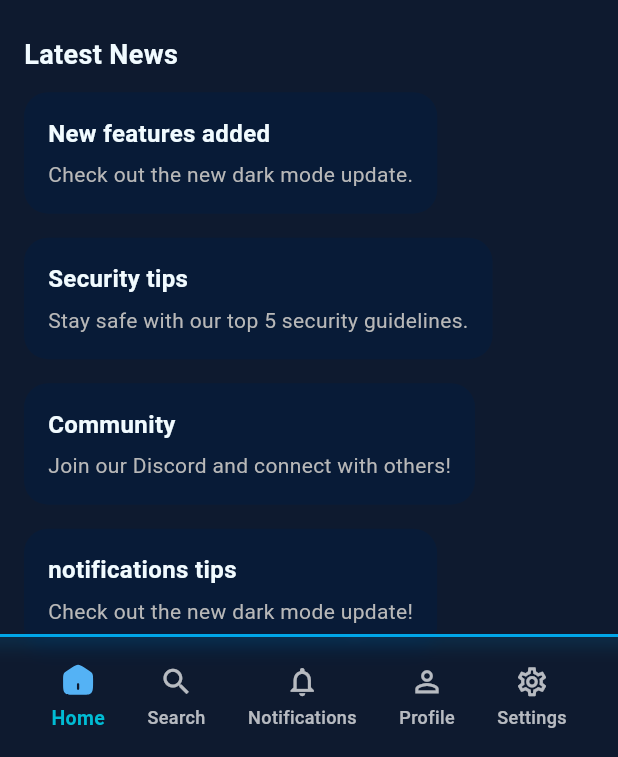
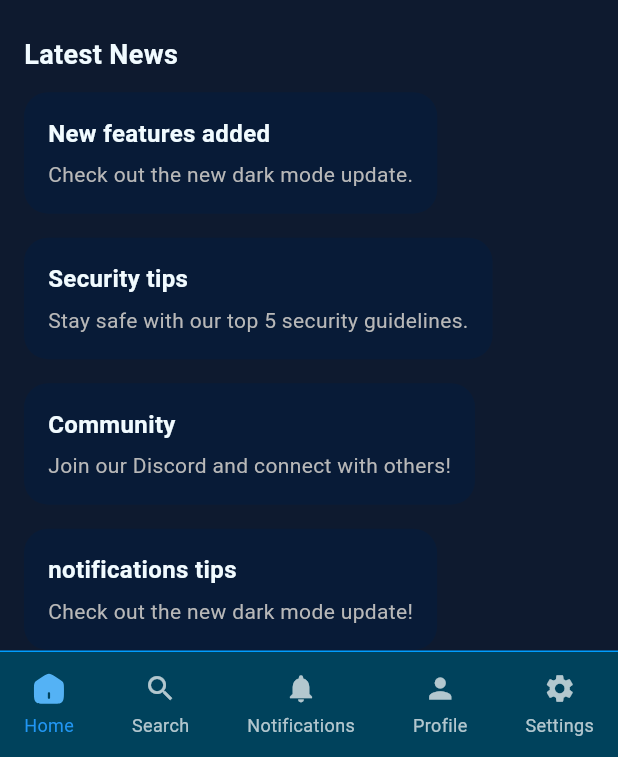
Before and after one commit to AmmarAyman108/glassy_navbar, a Flutter app: the screen it shows after launch, scrolled down 106 dp, on a phone screen of 412 x 824 dp, the part 479-1236 px from its top. Run offline on Flutter 3.47's test engine with Material 3 defaults, Android fonts, the phone set to English and light mode, and no system bars; our stand-ins replace flutter_svg.

Commit message:
Refactor: Remove legacy code and restructure project
- Deleted the old color manager and glassmorphic navbar implementations.
- Removed main application and view files to streamline the codebase.
- Introduced a new example structure with a fresh bottom navigation bar view.
- Added new color manager and view files in the example directory.
- Implemented a new glassmorphic navbar with improved functionality and styling.

```diff
--- a/lib/core/widgets/glassy_navbar.dart
+++ /dev/null
@@ -1,154 +0,0 @@
-import 'dart:ui';
-import 'package:flutter/material.dart';
-
-class GlassmorphicNavBar extends StatelessWidget {
-  final int currentIndex;
-  final ValueChanged<int> onItemTap;
-  final List<GlassmorphicNavBarItem> items;
-
-  final double blurSigmaX;
-  final double blurSigmaY;
-  final Color backgroundColor;
-  final double navBarHeight;
-  final double glassmorphicOpacity;
-
-  final bool showLabels;
-
-  final TextStyle selectedLabelStyle;
-  final TextStyle unselectedLabelStyle;
-
-  final IconThemeData selectedIconTheme;
-  final IconThemeData unselectedIconTheme;
-
-  final bool showTopBorder;
-  final Color topBorderColor;
-  final double topBorderHeight;
-
-  const GlassmorphicNavBar({
-    super.key,
-    required this.currentIndex,
-    required this.onItemTap,
-    required this.items,
-    this.blurSigmaX = 3,
-    this.blurSigmaY = 3,
-    this.backgroundColor = const Color(0xFF30579A),
-    this.navBarHeight = 70.0,
-    this.glassmorphicOpacity = 0.3,
-    this.showLabels = true,
-    this.selectedLabelStyle = const TextStyle(
-      fontSize: 12.0,
-      fontWeight: FontWeight.w600,
-      color: Color(0xFF00A6E8),
-    ),
-    this.unselectedLabelStyle = const TextStyle(
-      fontSize: 12.0,
-      fontWeight: FontWeight.w600,
-      color: Color(0xFFF1FBFF),
-    ),
-    this.selectedIconTheme = const IconThemeData(
-      color: Color(0xFF00A6E8),
-      size: 24.0,
-    ),
-    this.unselectedIconTheme = const IconThemeData(
-      color: Color(0xFFF1FBFF),
-      size: 24.0,
-    ),
-    this.showTopBorder = true,
-    this.topBorderColor = const Color(0xFF00A6E8),
-    this.topBorderHeight = 2.0,
-  });
-
-  @override
-  Widget build(BuildContext context) {
-    return SizedBox(
-      height: navBarHeight + (showTopBorder ? topBorderHeight : 0),
-      child: Stack(
-        clipBehavior: Clip.none,
-        children: [
-          if (showTopBorder)
-            Positioned(
-              top: 0,
-              left: 0,
-              right: 0,
-              height: topBorderHeight,
-              child: Container(height: topBorderHeight, color: topBorderColor),
-            ),
-          Positioned(
-            top: showTopBorder ? topBorderHeight : 0,
-            left: 0,
-            right: 0,
-            bottom: 0,
-            child: ClipRRect(
-              child: BackdropFilter(
-                filter: ImageFilter.blur(
-                  sigmaX: blurSigmaX,
-                  sigmaY: blurSigmaY,
-                ),
-                child: Container(
-                  height: navBarHeight,
-                  padding: const EdgeInsets.symmetric(horizontal: 20),
-                  color: Color.fromRGBO(
-                    backgroundColor.red,
-                    backgroundColor.green,
-                    backgroundColor.blue,
-                    glassmorphicOpacity,
-                  ),
-                  child: Row(
-                    mainAxisAlignment: MainAxisAlignment.spaceAround,
-                    children: List.generate(items.length, (index) {
-                      final bool isSelected = index == currentIndex;
-                      final GlassmorphicNavBarItem item = items[index];
-                      final IconThemeData iconTheme =
-                          isSelected ? selectedIconTheme : unselectedIconTheme;
-                      final TextStyle labelStyle =
-                          isSelected
-                              ? selectedLabelStyle
-                              : unselectedLabelStyle;
-
-                      return GestureDetector(
-                        onTap: () => onItemTap(index),
-                        child: Column(
-                          mainAxisSize: MainAxisSize.min,
-                          children: [
-                            item.useCustomIcon
-                                ? (isSelected
-                                    ? item.selectedIcon
-                                    : item.unselectedIcon)
-                                : IconTheme(
-                                  data: iconTheme,
-                                  child:
-                                      isSelected
-                                          ? item.selectedIcon
-                                          : item.unselectedIcon,
-                                ),
-                            const SizedBox(height: 4),
-                            if (showLabels) Text(item.label, style: labelStyle),
-                          ],
-                        ),
-                      );
-                    }),
-                  ),
-                ),
-              ),
-            ),
-          ),
-        ],
-      ),
-    );
-  }
-}
-
-class GlassmorphicNavBarItem {
-  final Widget selectedIcon;
-  final Widget unselectedIcon;
-  final String label;
-
-  final bool useCustomIcon;
-
-  const GlassmorphicNavBarItem({
-    required this.selectedIcon,
-    required this.unselectedIcon,
-    required this.label,
-    this.useCustomIcon = false,
-  });
-}
--- /dev/null
+++ b/lib/example/lib/bottom_nav_bar_view.dart
@@ -0,0 +1,91 @@
+import 'package:flutter/material.dart';
+import 'package:flutter_svg/svg.dart';
+import 'package:glassy_navbar/example/lib/home_view.dart';
+import 'package:glassy_navbar/example/lib/notifications_view.dart';
+import 'package:glassy_navbar/example/lib/profile_view.dart';
+import 'package:glassy_navbar/example/lib/search_view.dart';
+import 'package:glassy_navbar/example/lib/settings_view.dart';
+import 'package:glassy_navbar/src/glassy_navbar.dart';
+
+class BottomNavBarView extends StatefulWidget {
+  const BottomNavBarView({super.key});
+
+  @override
+  State<BottomNavBarView> createState() => _BottomNavBarViewState();
+}
+
+class _BottomNavBarViewState extends State<BottomNavBarView> {
+  int currentIndex = 0;
+
+  final List<GlassmorphicNavBarItem> navBarItems = [
+    GlassmorphicNavBarItem(
+      customUnselectedIcon: SvgPicture.asset('assets/home_unselected.svg'),
+      customSelectedIcon: SvgPicture.asset('assets/home_selected.svg'),
+      label: 'Home',
+    ),
+    const GlassmorphicNavBarItem(icon: Icons.search, label: 'Search'),
+    const GlassmorphicNavBarItem(
+      icon: Icons.notifications,
+      label: 'Notifications',
+    ),
+    const GlassmorphicNavBarItem(icon: Icons.person, label: 'Profile'),
+    const GlassmorphicNavBarItem(icon: Icons.settings, label: 'Settings'),
+  ];
+
+  final List<Widget> screens = const [
+    HomeView(),
+    SearchView(),
+    NotificationsView(),
+    ProfileView(),
+    SettingsView(),
+  ];
+
+  @override
+  Widget build(BuildContext context) {
+    return Scaffold(
+      resizeToAvoidBottomInset: false,
+      body: Stack(
+        children: [
+          screens[currentIndex],
+          GlassmorphicNavBar(
+            currentIndex: currentIndex,
+            onItemTap: onNavItemTap,
+            items: navBarItems,
+            backgroundColor: const Color(0xFF00425C),
+            blurSigma: 3,
+            height: 70,
+            opacity: 0.0,
+            showLabels: true,
+            selectedLabelStyle: const TextStyle(
+              color: Colors.blue,
+              fontSize: 12,
+            ),
+            unselectedLabelStyle: const TextStyle(
+              color: Colors.white70,
+              fontSize: 12,
+            ),
+            selectedIconTheme: const IconThemeData(
+              color: Colors.blue,
+              size: 22,
+            ),
+            unselectedIconTheme: const IconThemeData(
+              color: Colors.white70,
+              size: 22,
+            ),
+            showTopBorder: true,
+            topBorderStyle: const TopBorderStyle(
+              color: Color.fromARGB(255, 0, 157, 255),
+              height: 1,
+            ),
+          ),
+        ],
+      ),
+    );
+  }
+
+  void onNavItemTap(int index) {
+    setState(() {
+      currentIndex = index;
+    });
+  }
+}
--- a/lib/views/home_view.dart
+++ b/lib/example/lib/home_view.dart
@@ -1,5 +1,5 @@
 import 'package:flutter/material.dart';
-import 'package:glassy_navbar/core/theme/colors_manager.dart';
+import 'package:glassy_navbar/example/lib/colors_manager.dart';
 
 class HomeView extends StatelessWidget {
   const HomeView({super.key});
--- a/lib/main.dart
+++ b/lib/example/lib/main.dart
@@ -1,5 +1,5 @@
 import 'package:flutter/material.dart';
-import 'views/bottom_nav_bar_view.dart'; // Home screen
+import 'bottom_nav_bar_view.dart'; // Home screen
 
 void main() {
   runApp(const MyApp());
--- a/lib/views/search_view.dart
+++ b/lib/example/lib/notifications_view.dart
@@ -1,8 +1,8 @@
 import 'package:flutter/material.dart';
-import 'package:glassy_navbar/core/theme/colors_manager.dart';
+import 'package:glassy_navbar/example/lib/colors_manager.dart';
 
-class SearchView extends StatelessWidget {
-  const SearchView({super.key});
+class NotificationsView extends StatelessWidget {
+  const NotificationsView({super.key});
 
   @override
   Widget build(BuildContext context) {
@@ -10,12 +10,12 @@ class SearchView extends StatelessWidget {
       backgroundColor: ColorManager.primaryColor,
       appBar: AppBar(
         backgroundColor: ColorManager.primaryColor,
-        title: const Text('Search'),
+        title: const Text('Notifications'),
         foregroundColor: ColorManager.kWhiteColor,
       ),
       body: const Center(
         child: Text(
-          'Find what you\'re looking for!',
+          'You have no new notifications.',
           style: TextStyle(color: ColorManager.kWhiteColor, fontSize: 20),
         ),
       ),
--- a/lib/views/settings_view.dart
+++ b/lib/example/lib/profile_view.dart
@@ -1,8 +1,8 @@
 import 'package:flutter/material.dart';
-import 'package:glassy_navbar/core/theme/colors_manager.dart';
+import 'package:glassy_navbar/example/lib/colors_manager.dart';
 
-class SettingsView extends StatelessWidget {
-  const SettingsView({super.key});
+class ProfileView extends StatelessWidget {
+  const ProfileView({super.key});
 
   @override
   Widget build(BuildContext context) {
@@ -10,12 +10,12 @@ class SettingsView extends StatelessWidget {
       backgroundColor: ColorManager.primaryColor,
       appBar: AppBar(
         backgroundColor: ColorManager.primaryColor,
-        title: const Text('Settings'),
+        title: const Text('Profile'),
         foregroundColor: ColorManager.kWhiteColor,
       ),
       body: const Center(
         child: Text(
-          'Adjust your preferences',
+          'User Profile Info Here',
           style: TextStyle(color: ColorManager.kWhiteColor, fontSize: 20),
         ),
       ),
--- a/lib/views/notifications_view.dart
+++ b/lib/example/lib/search_view.dart
@@ -1,8 +1,8 @@
 import 'package:flutter/material.dart';
-import 'package:glassy_navbar/core/theme/colors_manager.dart';
+import 'package:glassy_navbar/example/lib/colors_manager.dart';
 
-class NotificationsView extends StatelessWidget {
-  const NotificationsView({super.key});
+class SearchView extends StatelessWidget {
+  const SearchView({super.key});
 
   @override
   Widget build(BuildContext context) {
@@ -10,12 +10,12 @@ class NotificationsView extends StatelessWidget {
       backgroundColor: ColorManager.primaryColor,
       appBar: AppBar(
         backgroundColor: ColorManager.primaryColor,
-        title: const Text('Notifications'),
+        title: const Text('Search'),
         foregroundColor: ColorManager.kWhiteColor,
       ),
       body: const Center(
         child: Text(
-          'You have no new notifications.',
+          'Find what you\'re looking for!',
           style: TextStyle(color: ColorManager.kWhiteColor, fontSize: 20),
         ),
       ),
--- a/lib/views/profile_view.dart
+++ b/lib/example/lib/settings_view.dart
@@ -1,8 +1,8 @@
 import 'package:flutter/material.dart';
-import 'package:glassy_navbar/core/theme/colors_manager.dart';
+import 'package:glassy_navbar/example/lib/colors_manager.dart';
 
-class ProfileView extends StatelessWidget {
-  const ProfileView({super.key});
+class SettingsView extends StatelessWidget {
+  const SettingsView({super.key});
 
   @override
   Widget build(BuildContext context) {
@@ -10,12 +10,12 @@ class ProfileView extends StatelessWidget {
       backgroundColor: ColorManager.primaryColor,
       appBar: AppBar(
         backgroundColor: ColorManager.primaryColor,
-        title: const Text('Profile'),
+        title: const Text('Settings'),
         foregroundColor: ColorManager.kWhiteColor,
       ),
       body: const Center(
         child: Text(
-          'User Profile Info Here',
+          'Adjust your preferences',
           style: TextStyle(color: ColorManager.kWhiteColor, fontSize: 20),
         ),
       ),
--- /dev/null
+++ b/lib/src/glassy_navbar.dart
@@ -0,0 +1,295 @@
+import 'dart:ui';
+import 'package:flutter/material.dart';
+
+class GlassmorphicNavBar extends StatelessWidget {
+  final int currentIndex;
+  final ValueChanged<int> onItemTap;
+  final List<GlassmorphicNavBarItem> items;
+  final double blurSigma;
+  final Color backgroundColor;
+  final double height;
+  final double opacity;
+  final bool showLabels;
+  final TextStyle selectedLabelStyle;
+  final TextStyle unselectedLabelStyle;
+  final IconThemeData selectedIconTheme;
+  final IconThemeData unselectedIconTheme;
+  final bool showTopBorder;
+  final TopBorderStyle topBorderStyle;
+
+  const GlassmorphicNavBar({
+    super.key,
+    required this.currentIndex,
+    required this.onItemTap,
+    required this.items,
+    this.blurSigma = 3.0,
+    this.backgroundColor = const Color.fromARGB(255, 81, 81, 81),
+    this.height = 70.0,
+    this.opacity = 0.2,
+    this.showLabels = true,
+    TextStyle? selectedLabelStyle,
+    TextStyle? unselectedLabelStyle,
+    IconThemeData? selectedIconTheme,
+    IconThemeData? unselectedIconTheme,
+    this.showTopBorder = true,
+    this.topBorderStyle = const TopBorderStyle(),
+  }) : selectedLabelStyle =
+           selectedLabelStyle ??
+           const TextStyle(
+             fontSize: 12.0,
+             fontWeight: FontWeight.w600,
+             color: Colors.blue,
+           ),
+       unselectedLabelStyle =
+           unselectedLabelStyle ??
+           const TextStyle(
+             fontSize: 12.0,
+             fontWeight: FontWeight.w600,
+             color: Color.fromARGB(255, 168, 168, 168),
+           ),
+       selectedIconTheme =
+           selectedIconTheme ??
+           const IconThemeData(color: Colors.blue, size: 24.0),
+       unselectedIconTheme =
+           unselectedIconTheme ??
+           const IconThemeData(
+             color: Color.fromARGB(255, 168, 168, 168),
+             size: 24.0,
+           ),
+       assert(items.length >= 2, 'At least two items are required');
+
+  @override
+  Widget build(BuildContext context) {
+    return SafeArea(
+      child: Align(
+        alignment: Alignment.bottomCenter,
+        child: Material(
+          color: Colors.transparent,
+          child: SizedBox(
+            height: height + (showTopBorder ? topBorderStyle.height : 0.0),
+            child: Stack(
+              clipBehavior: Clip.none,
+              children: [
+                if (showTopBorder)
+                  TopBorder(
+                    height: topBorderStyle.height,
+                    color: topBorderStyle.color,
+                  ),
+                Positioned.fill(
+                  top: showTopBorder ? topBorderStyle.height : 0.0,
+                  child: GlassContent(
+                    blurSigma: blurSigma,
+                    backgroundColor: backgroundColor,
+                    height: height,
+                    opacity: opacity,
+                    items: items,
+                    currentIndex: currentIndex,
+                    showLabels: showLabels,
+                    selectedLabelStyle: selectedLabelStyle,
+                    unselectedLabelStyle: unselectedLabelStyle,
+                    selectedIconTheme: selectedIconTheme,
+                    unselectedIconTheme: unselectedIconTheme,
+                    onItemTap: onItemTap,
+                  ),
+                ),
+              ],
+            ),
+          ),
+        ),
+      ),
+    );
+  }
+}
+
+class TopBorder extends StatelessWidget {
+  final double height;
+  final Color color;
+
+  const TopBorder({super.key, required this.height, required this.color});
+
+  @override
+  Widget build(BuildContext context) {
+    return Positioned(
+      top: 0.0,
+      left: 0.0,
+      right: 0.0,
+      height: height,
+      child: DecoratedBox(decoration: BoxDecoration(color: color)),
+    );
+  }
+}
+
+class GlassContent extends StatelessWidget {
+  final double blurSigma;
+  final Color backgroundColor;
+  final double height;
+  final double opacity;
+  final List<GlassmorphicNavBarItem> items;
+  final int currentIndex;
+  final bool showLabels;
+  final TextStyle selectedLabelStyle;
+  final TextStyle unselectedLabelStyle;
+  final IconThemeData selectedIconTheme;
+  final IconThemeData unselectedIconTheme;
+  final ValueChanged<int> onItemTap;
+
+  const GlassContent({
+    super.key,
+    required this.blurSigma,
+    required this.backgroundColor,
+    required this.height,
+    required this.opacity,
+    required this.items,
+    required this.currentIndex,
+    required this.showLabels,
+    required this.selectedLabelStyle,
+    required this.unselectedLabelStyle,
+    required this.selectedIconTheme,
+    required this.unselectedIconTheme,
+    required this.onItemTap,
+  });
+
+  @override
+  Widget build(BuildContext context) {
+    return ClipRRect(
+      child: BackdropFilter(
+        filter: ImageFilter.blur(
+          sigmaX: blurSigma,
+          sigmaY: blurSigma,
+          tileMode: TileMode.decal,
+        ),
+        child: DecoratedBox(
+          decoration: BoxDecoration(
+            color: backgroundColor..withValues(alpha: opacity.clamp(0.0, 1.0)),
+          ),
+          child: SizedBox(
+            height: height,
+            child: Padding(
+              padding: const EdgeInsets.symmetric(horizontal: 16.0),
+              child: Row(
+                mainAxisAlignment: MainAxisAlignment.spaceBetween,
+                children: List.generate(
+                  items.length,
+                  (index) => NavItem(
+                    item: items[index],
+                    isSelected: index == currentIndex,
+                    showLabels: showLabels,
+                    selectedLabelStyle: selectedLabelStyle,
+                    unselectedLabelStyle: unselectedLabelStyle,
+                    selectedIconTheme: selectedIconTheme,
+                    unselectedIconTheme: unselectedIconTheme,
+                    onTap: () => onItemTap(index),
+                  ),
+                ),
+              ),
+            ),
+          ),
+        ),
+      ),
+    );
+  }
+}
+
+class NavItem extends StatelessWidget {
+  final GlassmorphicNavBarItem item;
+  final bool isSelected;
+  final bool showLabels;
+  final TextStyle selectedLabelStyle;
+  final TextStyle unselectedLabelStyle;
+  final IconThemeData selectedIconTheme;
+  final IconThemeData unselectedIconTheme;
+  final VoidCallback onTap;
+
+  const NavItem({
+    super.key,
+    required this.item,
+    required this.isSelected,
+    required this.showLabels,
+    required this.selectedLabelStyle,
+    required this.unselectedLabelStyle,
+    required this.selectedIconTheme,
+    required this.unselectedIconTheme,
+    required this.onTap,
+  });
+
+  @override
+  Widget build(BuildContext context) {
+    final iconWidget = _buildIconWidget();
+
+    return GestureDetector(
+      onTap: onTap,
+      behavior: HitTestBehavior.opaque,
+      child: Padding(
+        padding: const EdgeInsets.symmetric(vertical: 8.0),
+        child: Column(
+          mainAxisSize: MainAxisSize.min,
+          children: [
+            SizedBox(width: 24, height: 24, child: iconWidget),
+            if (showLabels) ...[
+              const SizedBox(height: 4.0),
+              Text(
+                item.label,
+                style: isSelected ? selectedLabelStyle : unselectedLabelStyle,
+              ),
+            ],
+          ],
+        ),
+      ),
+    );
+  }
+
+  Widget _buildIconWidget() {
+    if (item.customUnselectedIcon != null && item.customSelectedIcon != null) {
+      return isSelected ? item.customSelectedIcon! : item.customUnselectedIcon!;
+    }
+    return IconTheme(
+      data: isSelected ? selectedIconTheme : unselectedIconTheme,
+      child: Icon(item.icon),
+    );
+  }
+}
+
+class GlassmorphicNavBarItem {
+  final IconData? icon;
+  final String label;
+  final Widget? customUnselectedIcon;
+  final Widget? customSelectedIcon;
+
+  const GlassmorphicNavBarItem({
+    this.icon,
+    required this.label,
+    this.customUnselectedIcon,
+    this.customSelectedIcon,
+  }) : assert(
+         customUnselectedIcon == null || customSelectedIcon != null,
+         '\n'
+         '\ncustomSelectedIcon must also be provided\n',
+       ),
+       assert(
+         customSelectedIcon == null || customUnselectedIcon != null,
+         '\n'
+         '\ncustomUnselectedIcon must also be provided\n',
+       ),
+       assert(
+         (icon != null &&
+                 customUnselectedIcon == null &&
+                 customSelectedIcon == null) ||
+             (icon == null &&
+                 customUnselectedIcon != null &&
+                 customSelectedIcon != null),
+         '\nError: Must provide either:\n'
+         '1. Just an icon (for Material icons) OR\n'
+         '2. Both customUnselectedIcon AND customSelectedIcon (for custom icons)\n'
+         'Do not mix both approaches.\n',
+       );
+}
+
+class TopBorderStyle {
+  final Color color;
+  final double height;
+
+  const TopBorderStyle({
+    this.color = const Color(0xFF00A6E8),
+    this.height = 1.0,
+  });
+}
--- a/lib/views/bottom_nav_bar_view.dart
+++ /dev/null
@@ -1,104 +0,0 @@
-import 'package:flutter/material.dart';
-import 'package:flutter_svg/flutter_svg.dart';
-import 'package:glassy_navbar/core/widgets/glassy_navbar.dart';
-import 'package:glassy_navbar/views/home_view.dart';
-import 'package:glassy_navbar/views/notifications_view.dart';
-import 'package:glassy_navbar/views/profile_view.dart';
-import 'package:glassy_navbar/views/search_view.dart';
-import 'package:glassy_navbar/views/settings_view.dart';
-
-class BottomNavBarView extends StatefulWidget {
-  const BottomNavBarView({super.key});
-
-  @override
-  State<BottomNavBarView> createState() => _BottomNavBarViewState();
-}
-
-class _BottomNavBarViewState extends State<BottomNavBarView> {
-  int _currentIndex = 0;
-
-  final List<Widget> _pages = const [
-    HomeView(),
-    SearchView(),
-    NotificationsView(),
-    ProfileView(),
-    SettingsView(),
-  ];
-
-  void _onNavItemTap(int index) {
-    setState(() {
-      _currentIndex = index;
-    });
-  }
-
-  final List<GlassmorphicNavBarItem> _navBarItems = [
-    GlassmorphicNavBarItem(
-      useCustomIcon: true,
-      selectedIcon: SvgPicture.asset('assets/home_selected.svg'),
-      unselectedIcon: SvgPicture.asset('assets/home_unselected.svg'),
-      label: 'Home',
-    ),
-    const GlassmorphicNavBarItem(
-      selectedIcon: Icon(Icons.search),
-      unselectedIcon: Icon(Icons.search_outlined),
-      label: 'Search',
-    ),
-    const GlassmorphicNavBarItem(
-      selectedIcon: Icon(Icons.notifications),
-      unselectedIcon: Icon(Icons.notifications_none),
-      label: 'Notifications',
-    ),
-    const GlassmorphicNavBarItem(
-      selectedIcon: Icon(Icons.person),
-      unselectedIcon: Icon(Icons.person_outline),
-      label: 'Profile',
-    ),
-    const GlassmorphicNavBarItem(
-      selectedIcon: Icon(Icons.settings),
-      unselectedIcon: Icon(Icons.settings_outlined),
-      label: 'Settings',
-    ),
-  ];
-
-  @override
-  Widget build(BuildContext context) {
-    return Scaffold(
-      body: Stack(
-        children: [
-          _pages[_currentIndex],
-          Align(
-            alignment: Alignment.bottomCenter,
-            child: GlassmorphicNavBar(
-              currentIndex: _currentIndex,
-              onItemTap: _onNavItemTap,
-              items: _navBarItems,
-              navBarHeight: 80,
-              blurSigmaX: 4,
-              blurSigmaY: 7,
-              glassmorphicOpacity: 0,
-              backgroundColor: const Color(0xFF00425C),
-              selectedIconTheme: const IconThemeData(
-                color: Colors.cyan,
-                size: 26,
-              ),
-              unselectedIconTheme: const IconThemeData(
-                color: Colors.white70,
-                size: 23,
-              ),
-              selectedLabelStyle: const TextStyle(
-                color: Colors.cyan,
-                fontWeight: FontWeight.w600,
-                fontSize: 13,
-              ),
-              unselectedLabelStyle: const TextStyle(
-                color: Colors.white70,
-                fontWeight: FontWeight.w500,
-                fontSize: 12,
-              ),
-            ),
-          ),
-        ],
-      ),
-    );
-  }
-}
```
Also changed, not shown: lib/example/lib/colors_manager.dart (renamed from lib/core/theme/colors_manager.dart), 1 other file.
